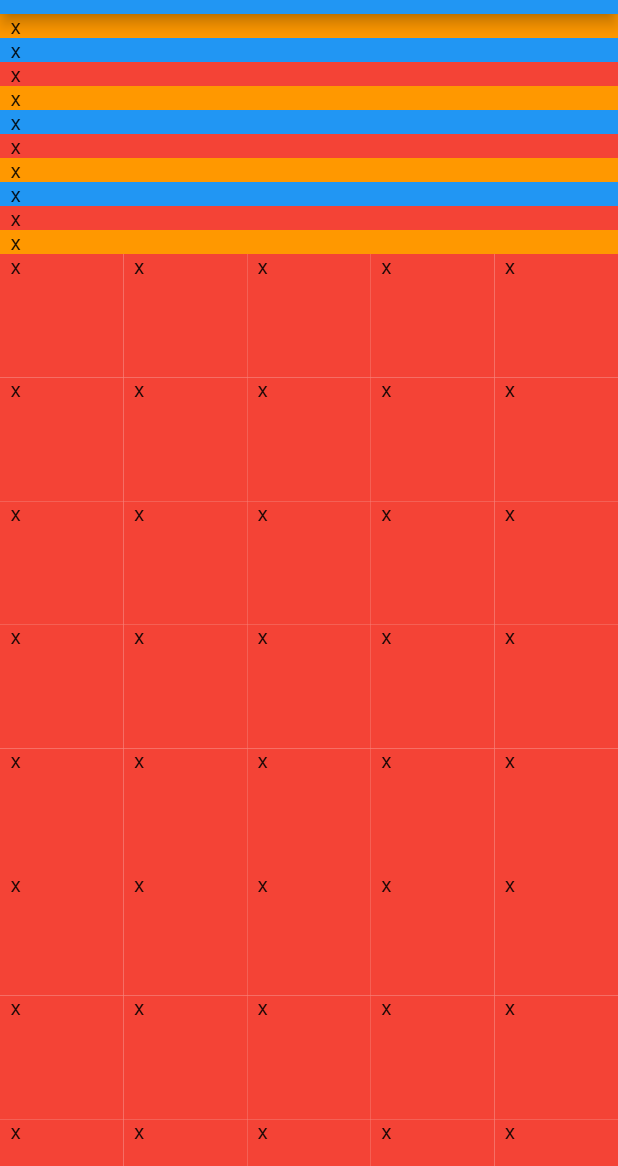
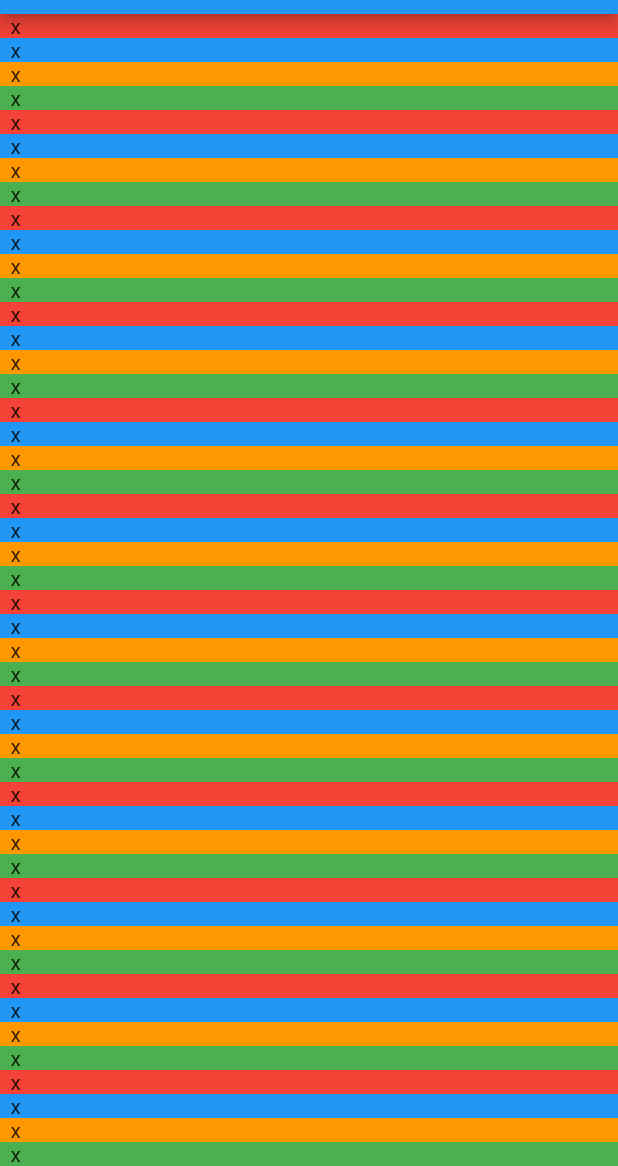
Before and after one commit to lostsquirrel/flutter-demos, a Flutter app: the SliverListGridDemo screen opened directly, on a phone screen of 412 x 824 dp, the part 70-1236 px from its top. Run offline on Flutter 3.47's test engine with Material 2 defaults, Android fonts, the phone set to English and light mode, and no system bars.

Commit message:
add color to sliver item

```diff
--- a/widget_week/lib/sliver_list_grid_demo.dart
+++ b/widget_week/lib/sliver_list_grid_demo.dart
@@ -7,10 +7,11 @@ class SliverListGridDemo extends StatelessWidget {
   Widget build(BuildContext context) {
     var colorSet = [
       Colors.red,
+      Colors.blue,
       Colors.orange,
-      Colors.blue,
       Colors.green,
     ];
+    var colorIndex = 0;
     return Scaffold(
       appBar: AppBar(
         title: const Text("SliverList SliverGrid Demo"),
@@ -19,9 +20,9 @@ class SliverListGridDemo extends StatelessWidget {
         slivers: [
           SliverList(
             delegate: SliverChildListDelegate([
-              ...[1, 2, 3, 4, 5, 6, 7, 8, 9, 10]
+              ...List<int>.filled(50, 0)
                   .map((e) => Container(
-                        color: colorSet[e % 3],
+                        color: colorSet[colorIndex++ % colorSet.length],
                         child: const Text("  x"),
                       ))
                   .toList()
@@ -32,7 +33,7 @@ class SliverListGridDemo extends StatelessWidget {
             children: [...List<int>.filled(50, 0)]
                 .map<Widget>(
                   (e) => Container(
-                    color: colorSet[e % 3],
+                    color: colorSet[colorIndex++ % colorSet.length],
                     child: const Text("  x"),
                   ),
                 )
```
